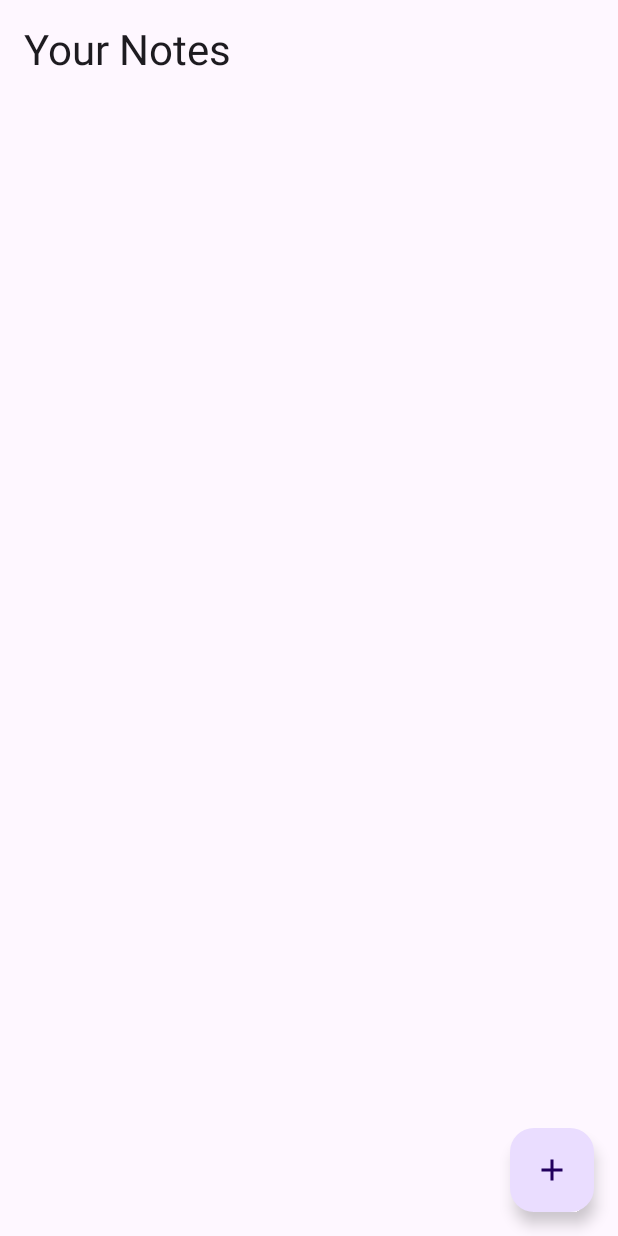
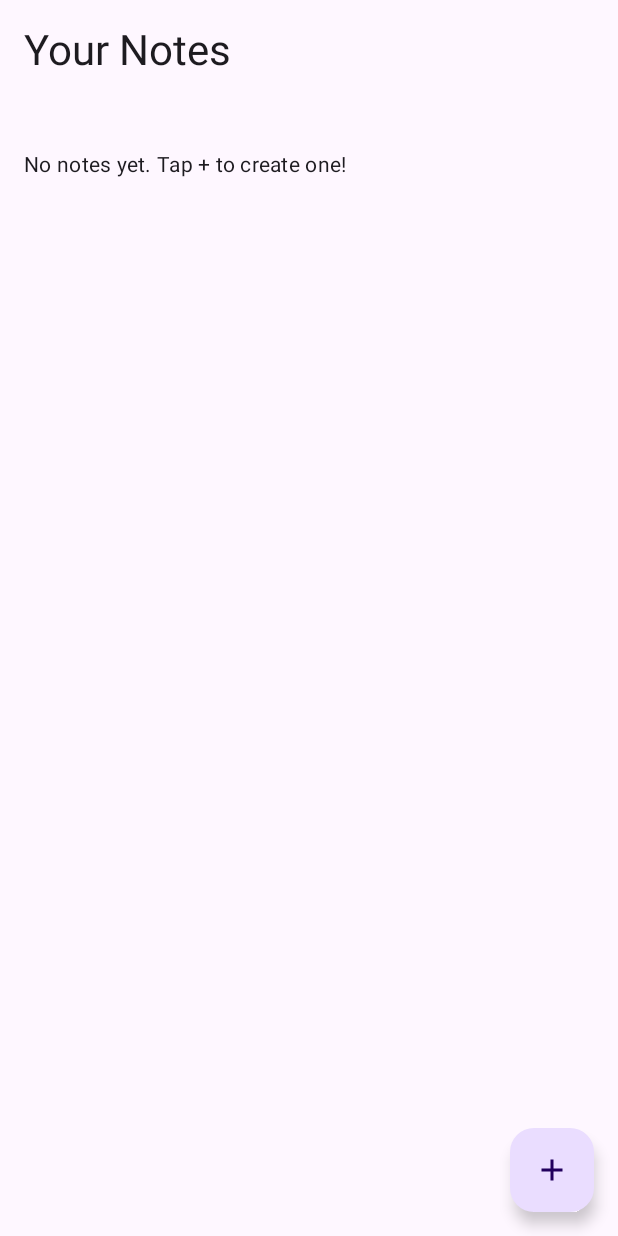
Before and after one commit to joshdsauter/simple_notes_app, an Android app built with Jetpack Compose: the screen it shows after launch (MainActivity), on a phone screen of 412 x 824 dp. Run offline under Robolectric (Android 15) with nearby library versions, the phone set to English and light mode, and no system bars; our stand-ins replace Room's generated code.

Commit message:
Add empty state to home screen

```diff
--- a/app/src/main/java/com/example/simplenotesapp/ui/screens/NotesHomeScreen.kt
+++ b/app/src/main/java/com/example/simplenotesapp/ui/screens/NotesHomeScreen.kt
@@ -48,12 +48,21 @@ fun NotesHomeScreen(
                 modifier = Modifier.padding(bottom = 16.dp)
             )
 
-            LazyColumn {
-                items(notes.value) { note ->
-                    NoteItem(note = note)
-                    Spacer(modifier = Modifier.height(12.dp))
+            if (notes.value.isEmpty()) {
+                Text(
+                    text = "No notes yet. Tap + to create one!",
+                    style = MaterialTheme.typography.bodyMedium,
+                    modifier = Modifier.padding(top = 32.dp)
+                )
+            } else {
+                LazyColumn {
+                    items(notes.value) { note ->
+                        NoteItem(note = note)
+                        Spacer(modifier = Modifier.height(12.dp))
+                    }
                 }
             }
+
         }
     }
 }
```
